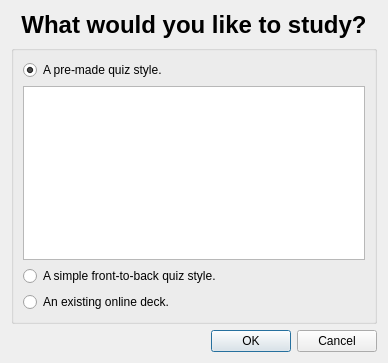
Qt form designer/addmodel.ui (ankitects/anki) before a commit.
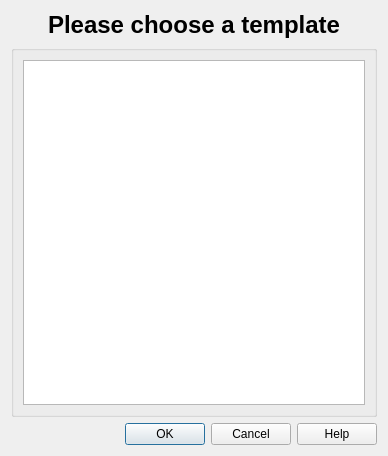
The same form after that commit.

```diff
--- a/designer/addmodel.ui
+++ b/designer/addmodel.ui
@@ -6,7 +6,7 @@
     <x>0</x>
     <y>0</y>
     <width>388</width>
-    <height>363</height>
+    <height>456</height>
    </rect>
   </property>
   <property name="windowTitle" >
@@ -16,7 +16,7 @@
    <item>
     <widget class="QLabel" name="label" >
      <property name="text" >
-      <string>&lt;h1>What would you like to study?&lt;/h1></string>
+      <string>&lt;h1>Please choose a template&lt;/h1></string>
      </property>
      <property name="alignment" >
       <set>Qt::AlignCenter</set>
@@ -32,16 +32,6 @@
       <string/>
      </property>
      <layout class="QVBoxLayout" >
-      <item>
-       <widget class="QRadioButton" name="createTemplate" >
-        <property name="text" >
-         <string>A pre-made quiz style.</string>
-        </property>
-        <property name="checked" >
-         <bool>true</bool>
-        </property>
-       </widget>
-      </item>
       <item>
        <widget class="QListWidget" name="models" >
         <property name="font" >
@@ -57,20 +47,6 @@
         </property>
        </widget>
       </item>
-      <item>
-       <widget class="QRadioButton" name="createBasic" >
-        <property name="text" >
-         <string>A simple front-to-back quiz style.</string>
-        </property>
-       </widget>
-      </item>
-      <item>
-       <widget class="QRadioButton" name="loadOnline" >
-        <property name="text" >
-         <string>An existing online deck.</string>
-        </property>
-       </widget>
-      </item>
      </layout>
     </widget>
    </item>
@@ -80,7 +56,7 @@
       <enum>Qt::Horizontal</enum>
      </property>
      <property name="standardButtons" >
-      <set>QDialogButtonBox::Cancel|QDialogButtonBox::NoButton|QDialogButtonBox::Ok</set>
+      <set>QDialogButtonBox::Cancel|QDialogButtonBox::Help|QDialogButtonBox::Ok</set>
      </property>
     </widget>
    </item>
```
Left out of the diff: 16 changed lines with no effect on the pictures.
